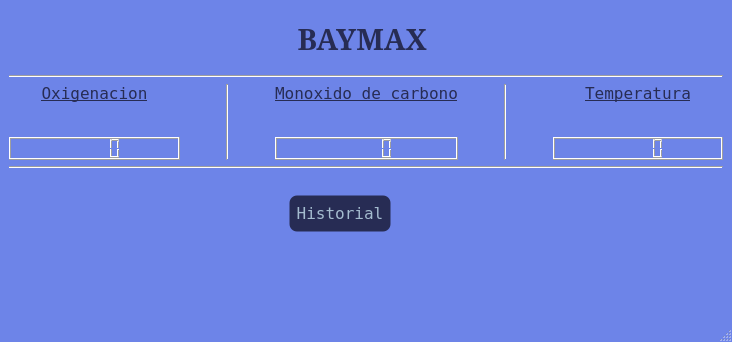
The window that APP/mainwindow.ui (adcfrba/TPO_INFOII) describes before a commit, drawn with Qt 5.
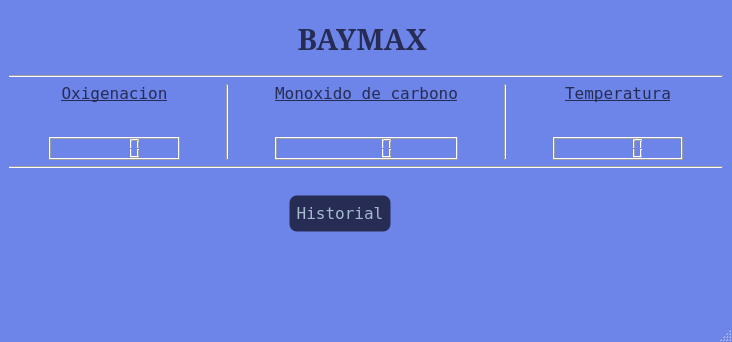
The same window after the commit. Icons and pictures are not drawn.

```diff
--- a/APP/mainwindow.ui
+++ b/APP/mainwindow.ui
@@ -754,6 +754,22 @@
     </item>
     <item>
      <layout class="QHBoxLayout" name="horizontalLayout">
+      <item>
+       <spacer name="horizontalSpacer_3">
+        <property name="orientation">
+         <enum>Qt::Horizontal</enum>
+        </property>
+        <property name="sizeType">
+         <enum>QSizePolicy::Preferred</enum>
+        </property>
+        <property name="sizeHint" stdset="0">
+         <size>
+          <width>40</width>
+          <height>20</height>
+         </size>
+        </property>
+       </spacer>
+      </item>
       <item>
        <layout class="QVBoxLayout" name="verticalLayout_6">
         <item>
@@ -1737,6 +1753,22 @@
         </item>
        </layout>
       </item>
+      <item>
+       <spacer name="horizontalSpacer_6">
+        <property name="orientation">
+         <enum>Qt::Horizontal</enum>
+        </property>
+        <property name="sizeType">
+         <enum>QSizePolicy::Preferred</enum>
+        </property>
+        <property name="sizeHint" stdset="0">
+         <size>
+          <width>40</width>
+          <height>20</height>
+         </size>
+        </property>
+       </spacer>
+      </item>
      </layout>
     </item>
     <item>
```
